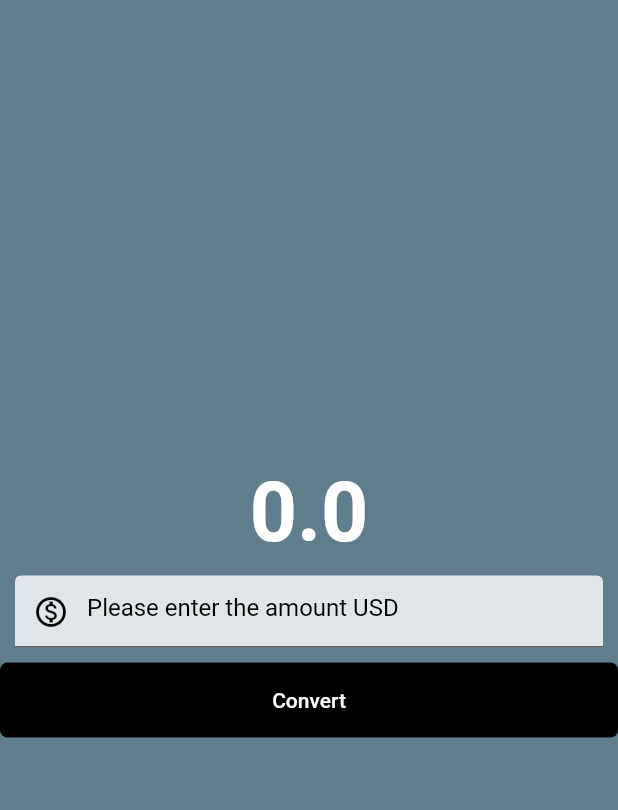
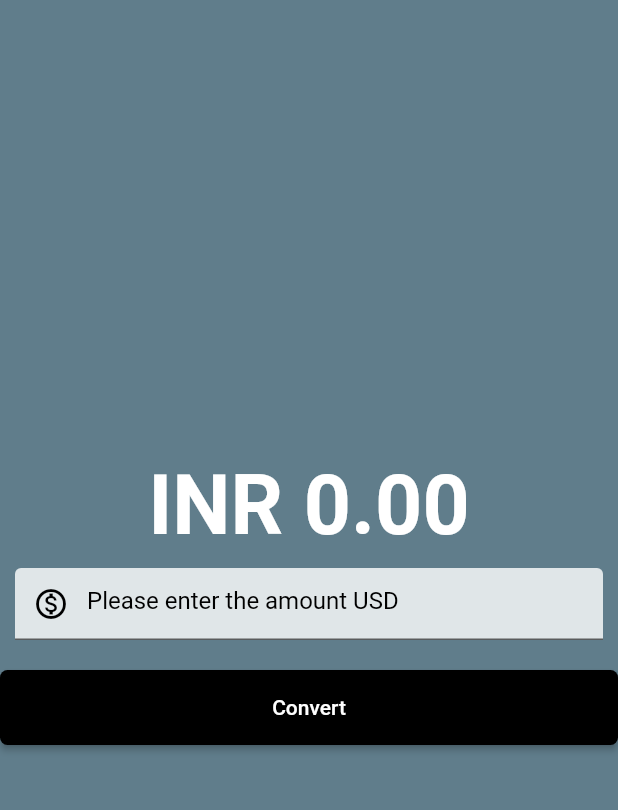
Before and after one commit to vivekdholakiya/currency_converter, a Flutter app: the screen it shows after launch, on a phone screen of 412 x 824 dp, the part 59-869 px from its top. Run offline on Flutter 3.47's test engine with Material 2 defaults, Android fonts, the phone set to English and light mode, and no system bars.

Commit message:
before INR 2 point show

```diff
--- a/lib/currency_converter_material_page.dart
+++ b/lib/currency_converter_material_page.dart
@@ -34,8 +34,14 @@ class _CurrencyConverterMaterialPageState
         child: Column(
           mainAxisAlignment: MainAxisAlignment.center,
           children: [
+            // const TextField(
+            //   decoration: InputDecoration(
+            //     prefixIcon: Icon(Icons.insert_chart),
+            //     prefixIconColor: Colors.black,
+            //   ),
+            // ),
             Text(
-              result.toString(),
+              'INR ${result.toStringAsFixed(2)}',
               style: const TextStyle(
                 fontSize: 55,
                 fontWeight: FontWeight.bold,
@@ -74,7 +80,8 @@ class _CurrencyConverterMaterialPageState
                 ),
               ),
             ),
-            TextButton(
+            const SizedBox(height: 10),
+            ElevatedButton(
               onPressed: () {
                 setState(() {
                   result = double.parse(textEditingController.text) * 81;
```
